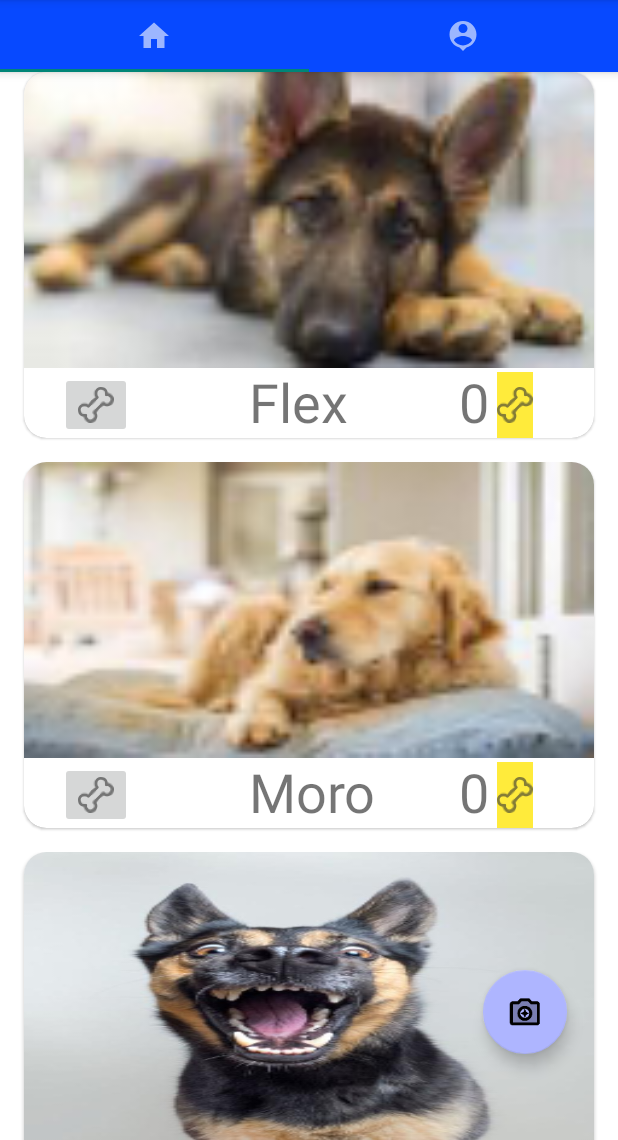
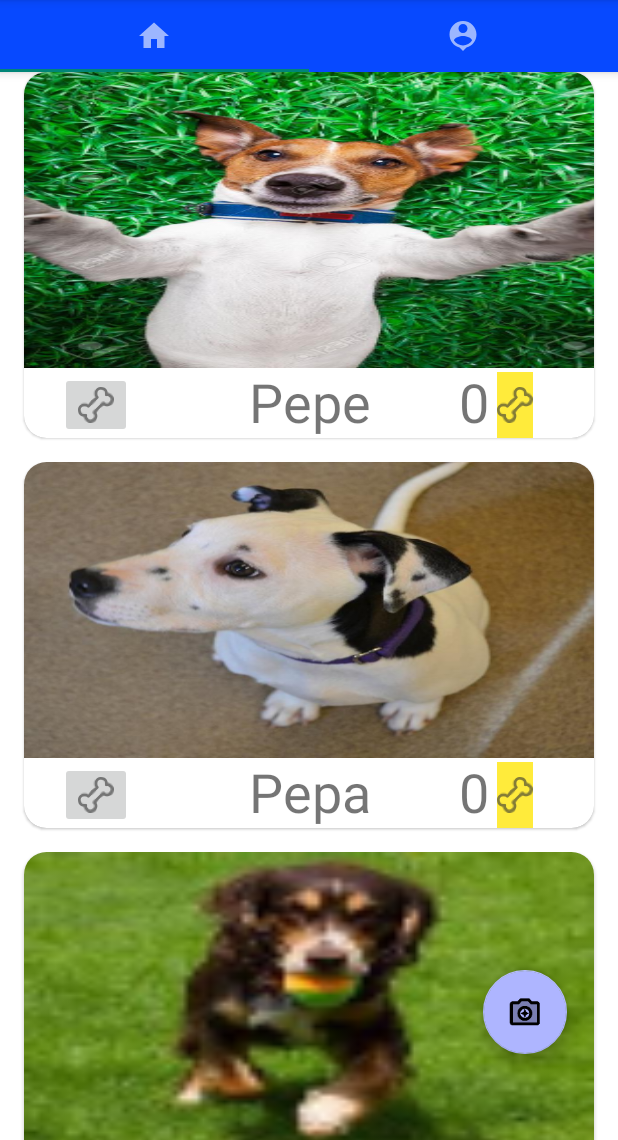
Before and after one commit to ferreira0717/mascotasemana4, an Android app: the screen it shows after launch (MainActivity), on a phone screen of 412 x 824 dp, the part 96-1236 px from its top. Run offline under Robolectric (Android 15) with nearby library versions, the phone set to English and light mode, and no system bars.

Commit message:
actualización..

```diff
--- a/app/src/main/java/com/example/mascotas/FragmentHome.java
+++ b/app/src/main/java/com/example/mascotas/FragmentHome.java
@@ -34,12 +34,12 @@ public class FragmentHome extends Fragment {
         llm.setOrientation(LinearLayoutManager.VERTICAL);
         listamascotas.setLayoutManager(llm);
         db = new BaseDatos(v.getContext());
-        db.insertarMascota("Flex",R.drawable.perro1);
-        db.insertarMascota("Moro",R.drawable.perro2);
-        db.insertarMascota("Terry",R.drawable.perro3);
-        db.insertarMascota("Max",R.drawable.perro4);
-        db.insertarMascota("Dori",R.drawable.perro5);
-        db.insertarMascota("Manchas",R.drawable.perro6);
+        db.insertarMascota("Pepe",R.drawable.perro6);
+        db.insertarMascota("Pepa",R.drawable.perro5);
+        db.insertarMascota("Papa",R.drawable.perro4);
+        db.insertarMascota("Mema",R.drawable.perro3);
+        db.insertarMascota("Memo",R.drawable.perro2);
+        db.insertarMascota("Mono",R.drawable.perro1);
 
 
         iniciaradaptador(v.getContext());
--- a/app/src/main/res/layout/activity_tarjeta.xml
+++ b/app/src/main/res/layout/activity_tarjeta.xml
@@ -23,7 +23,7 @@
             android:layout_height="197dp"
             android:layout_gravity="center_horizontal"
             android:scaleType="fitXY"
-            android:src="@drawable/perro1" />
+            android:src="@drawable/snoopy" />
 
 
         <androidx.appcompat.widget.AppCompatImageButton
--- a/app/src/main/res/layout/activity_tarjetagrid.xml
+++ b/app/src/main/res/layout/activity_tarjetagrid.xml
@@ -23,7 +23,7 @@
             android:layout_height="197dp"
             android:layout_gravity="center_horizontal"
             android:scaleType="fitXY"
-            android:src="@drawable/perro1" />
+            android:src="@drawable/snoopy" />
 
 
         <TextView
```
Also changed, not shown: app/src/main/res/drawable-xxhdpi/balto.png (added), app/src/main/res/drawable-xxhdpi/golfo.png (added), app/src/main/res/drawable-xxhdpi/marley.png (added), app/src/main/res/drawable-xxhdpi/odie.png (added), app/src/main/res/drawable-xxhdpi/slinky.png (added), app/src/main/res/drawable-xxhdpi/snoopy.png (added), 4 other files.
